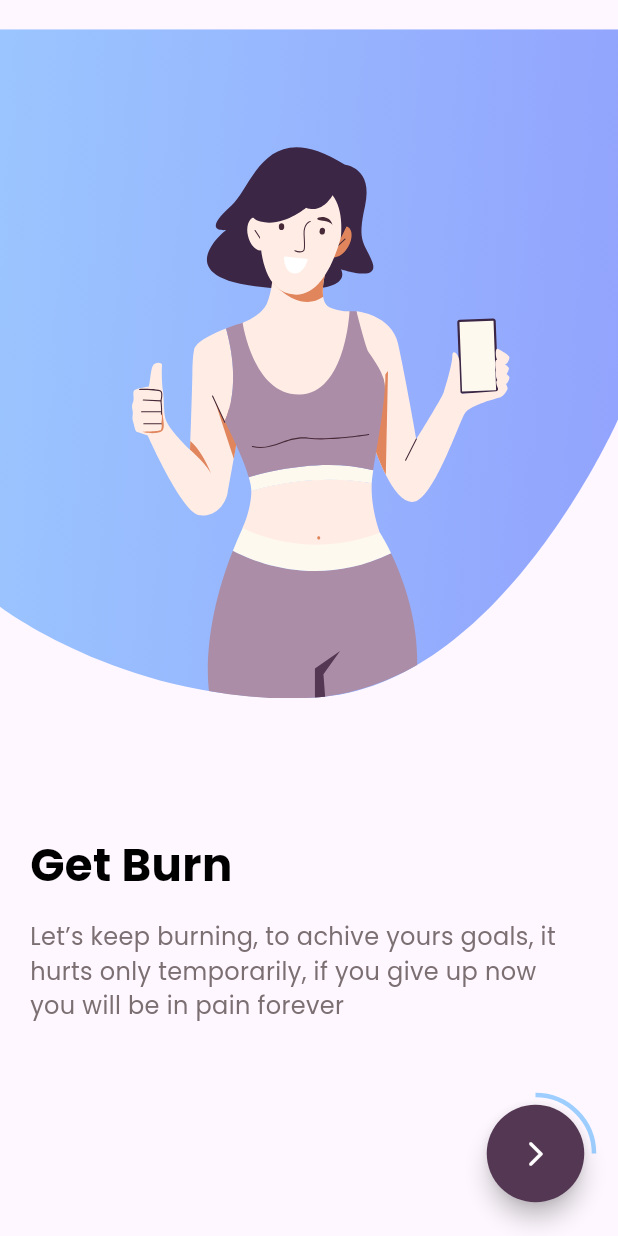
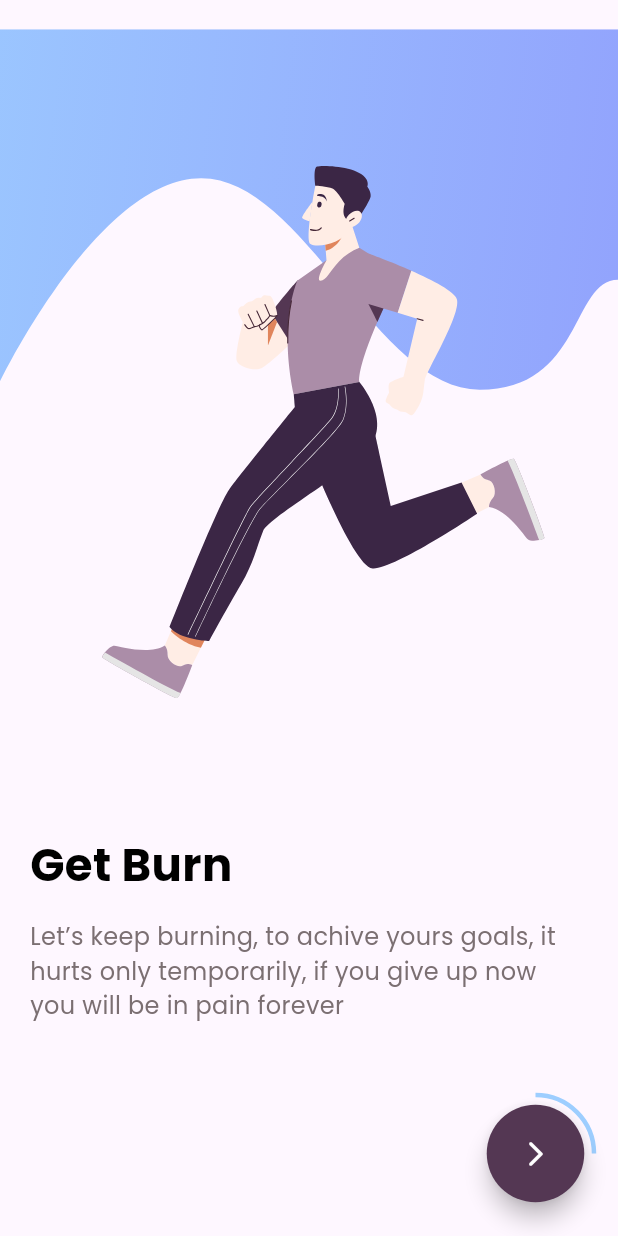
Before and after one commit to Shamoon-Abbas/Fitness_app, a Flutter app: the Onboarding4 screen opened directly, on a phone screen of 412 x 824 dp. Run offline on Flutter 3.47's test engine with Material 3 defaults, Android fonts, the phone set to English and light mode, and no system bars; our stand-ins replace flutter_svg.

Commit message:
completed the onboarding_4 except the progress indicator

```diff
--- a/lib/onboarding_4.dart
+++ b/lib/onboarding_4.dart
@@ -10,7 +10,7 @@ class Onboarding4 extends StatelessWidget {
         body: Column(
           crossAxisAlignment: CrossAxisAlignment.start,
           children: [
-            Center(child: SvgPicture.asset("assets/images/girl_onboard3.svg",
+            Center(child: SvgPicture.asset("assets/images/onboard2.svg",
               height: 485,)),
             SizedBox(height: 70,),
             Padding(
```
